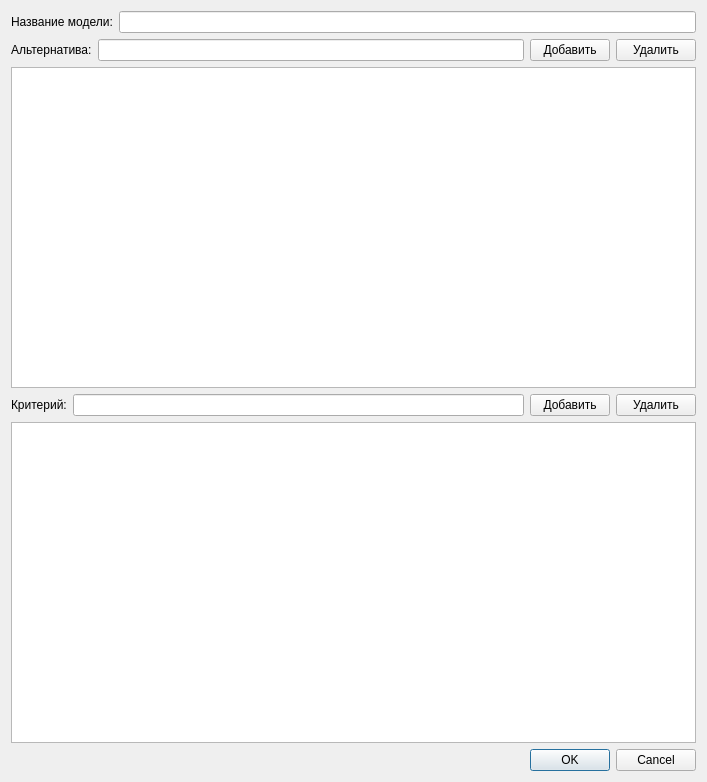
The window that trunk/core/src/ui/DecisionModelDialog.ui (braubergiag/decision-models) describes before a commit, drawn with Qt 5.
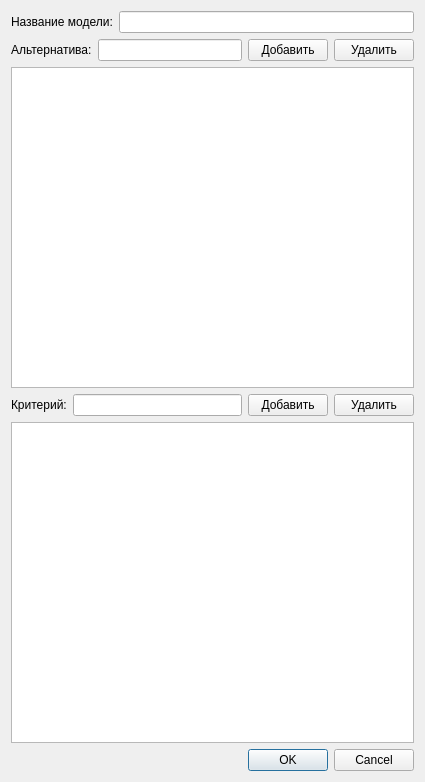
The same window after the commit.

```diff
--- a/trunk/core/src/ui/DecisionModelDialog.ui
+++ b/trunk/core/src/ui/DecisionModelDialog.ui
@@ -6,7 +6,7 @@
    <rect>
     <x>0</x>
     <y>0</y>
-    <width>707</width>
+    <width>425</width>
     <height>782</height>
    </rect>
   </property>
```
Left out of the diff: 3 changed lines with no effect on the pictures.
